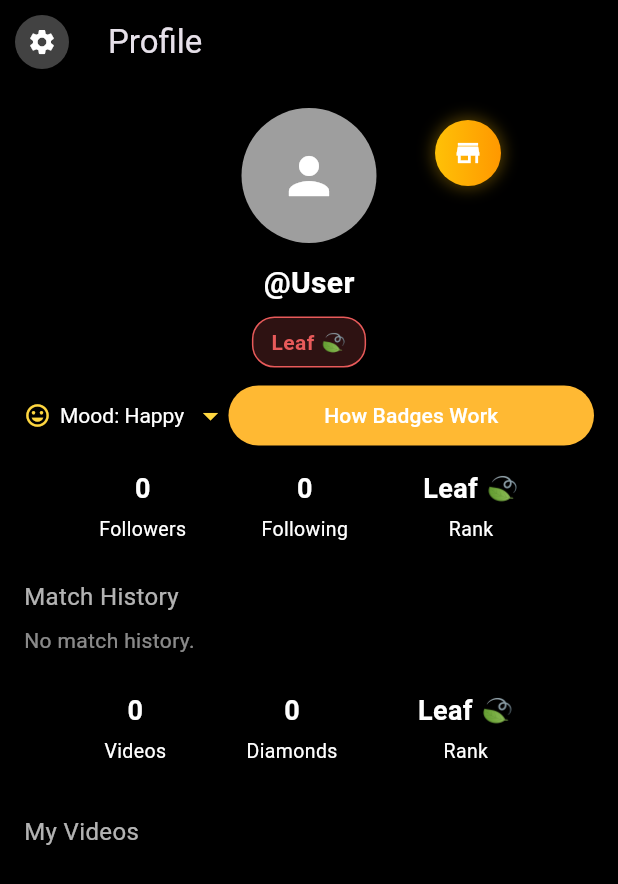
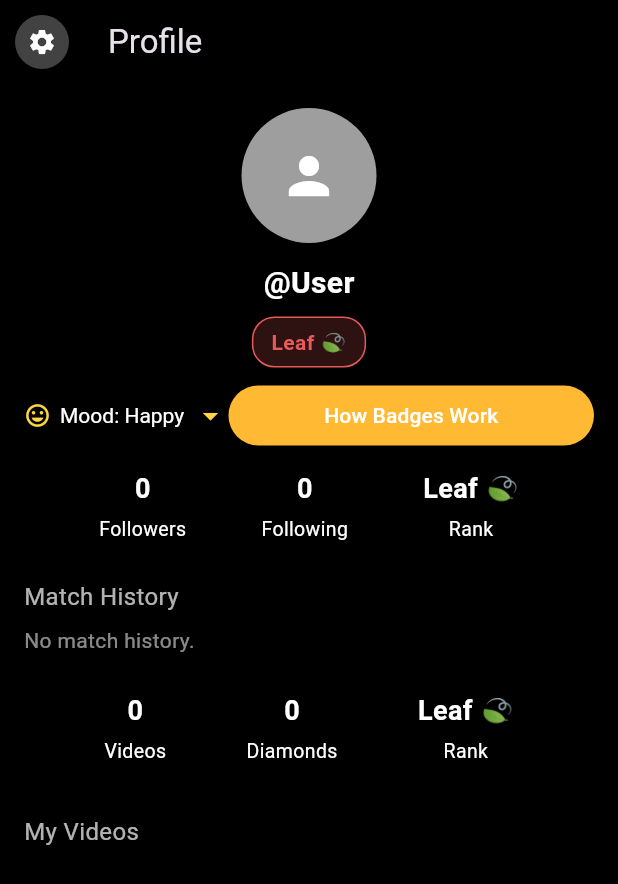
Before and after one commit to mahfuzmunna/dadadu_flutter, a Flutter app: the ProfileScreen screen opened by its route, on a phone screen of 412 x 824 dp. Shown: the top 884 px of the screen. Run offline on Flutter 3.47's test engine with Material 3 defaults, Android fonts, the phone set to English and light mode, and no system bars; our stand-ins replace adaptive_theme, cached_network_image, camera, cloud_firestore, firebase_auth, firebase_core and 13 more; missing offline and left inert: crop_your_image, ffmpeg_kit_flutter_new, firebase_app_check, flutter_stripe, video_trimmer; accounts and stored records are empty.

Commit message:
Commit #1 : Removed marketplace from user profile

```diff
--- a/lib/screens/profile_screen.dart
+++ b/lib/screens/profile_screen.dart
@@ -342,7 +342,7 @@ class _ProfileScreenState extends State<ProfileScreen> {
   }
 
   // 🏪 MARKETPLACE FUNCTIONS
-  Future<void> _openMarketplace(ThemeData theme) async {
+ /* Future<void> _openMarketplace(ThemeData theme) async {
     if (!mounted) return;
 
     showModalBottomSheet(
@@ -351,7 +351,7 @@ class _ProfileScreenState extends State<ProfileScreen> {
       backgroundColor: Colors.transparent,
       builder: (context) => _buildMarketplaceModal(theme: theme),
     );
-  }
+  }*/
 
   Widget _badgeItem({
     required String emoji,
@@ -1792,7 +1792,9 @@ Widget _buildReferralSection({required ThemeData theme}) {
                     ),
                   ),
 
-                  Positioned(
+                  // MARKET PLACE TO BE IMPLEMENTED ON FUTURE UPDATES
+
+                  /*Positioned(
                     top: MediaQuery.of(context).padding.top + 16,
                     right:
                         70, // Position entre settings (gauche) et notifications (droite)
@@ -1818,7 +1820,7 @@ Widget _buildReferralSection({required ThemeData theme}) {
                       onPressed: () => _openMarketplace(theme),
                       tooltip: s.badgeMarketplace,
                     ),
-                  ),
+                  ),*/
                 ],
               ),
             );
```
